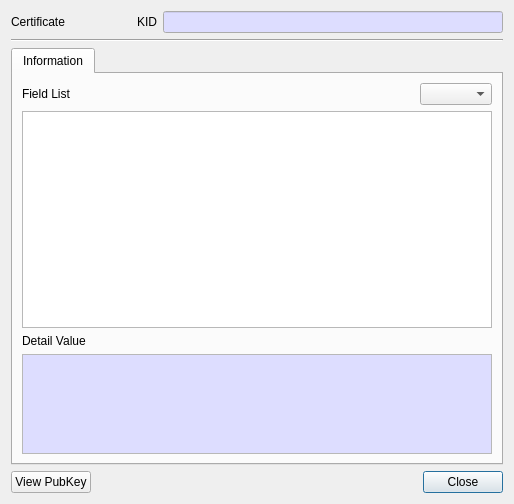
This is CryptokiMan/cert_info_dlg.ui in jykim74/CryptokiMan as Qt 5 draws it before an edit. The edited form follows.
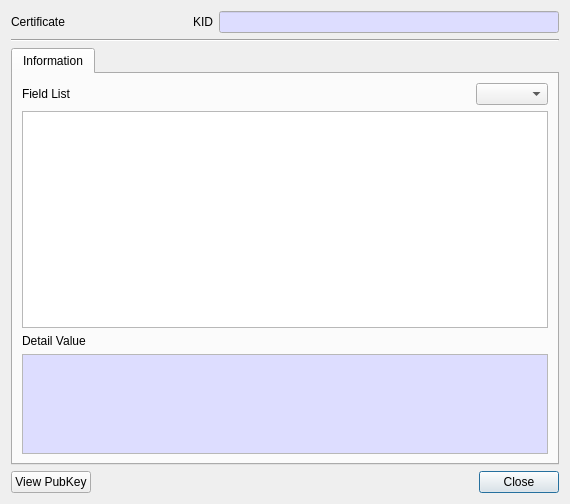
This is the edited form.

Commit message: UI 개선

Diff of the .ui file:
```diff
--- a/CryptokiMan/cert_info_dlg.ui
+++ b/CryptokiMan/cert_info_dlg.ui
@@ -6,7 +6,7 @@
    <rect>
     <x>0</x>
     <y>0</y>
-    <width>514</width>
+    <width>570</width>
     <height>504</height>
    </rect>
   </property>
@@ -110,6 +110,12 @@
       <layout class="QGridLayout" name="gridLayout_2">
        <item row="4" column="0">
         <widget class="QPlainTextEdit" name="mDetailText">
+         <property name="minimumSize">
+          <size>
+           <width>500</width>
+           <height>0</height>
+          </size>
+         </property>
          <property name="maximumSize">
           <size>
            <width>16777215</width>
```
